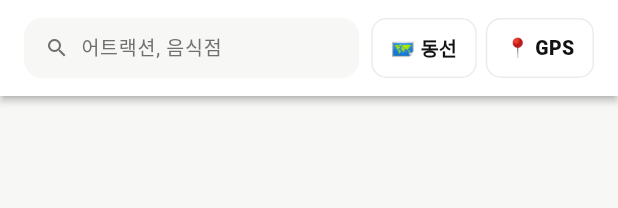
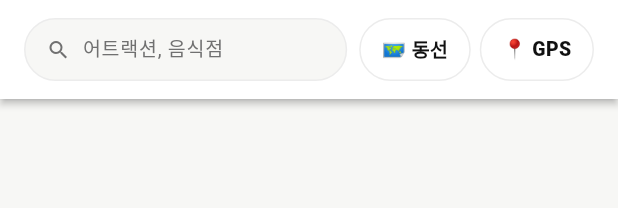
Before and after one commit to 202001381/retrace, a Flutter app: the _TopBar widget shown alone on an empty page, opened directly with empty values, on a phone screen of 412 x 824 dp. Shown: the top 208 px of the screen. Run offline on Flutter 3.47's test engine with Material 3 defaults, Android fonts, the phone set to English and light mode, and no system bars; our stand-ins replace cloud_firestore, firebase_core, flutter_map, geolocator, image_picker, latlong2 and 1 more; accounts and stored records are empty; Roboto replaces fonts that are missing (Pretendard).

Commit message:
v3 map top bar — pill-shape search + 동선/GPS buttons (radius 99)

```diff
--- a/lib/screens/map_screen.dart
+++ b/lib/screens/map_screen.dart
@@ -892,9 +892,13 @@ class _TopBar extends StatelessWidget {
               children: [
                 Expanded(
                   child: Container(
-                    height: 40,
+                    height: 42,
                     padding: const EdgeInsets.symmetric(horizontal: 14),
-                    decoration: BoxDecoration(color: AppColors.bgPage, borderRadius: BorderRadius.circular(12)),
+                    decoration: BoxDecoration(
+                      color: AppColors.bgPage,
+                      borderRadius: BorderRadius.circular(99),
+                      border: Border.all(color: AppColors.line),
+                    ),
                     child: Row(
                       children: [
                         const Icon(Icons.search, size: 16, color: AppColors.textSecondary),
@@ -967,11 +971,11 @@ class _IconLabelButton extends StatelessWidget {
     return GestureDetector(
       onTap: onTap,
       child: Container(
-        height: 40,
-        padding: const EdgeInsets.symmetric(horizontal: 12),
+        height: 42,
+        padding: const EdgeInsets.symmetric(horizontal: 14),
         decoration: BoxDecoration(
           color: active ? activeColor : Colors.white,
-          borderRadius: BorderRadius.circular(10),
+          borderRadius: BorderRadius.circular(99),
           border: Border.all(color: active ? activeColor : AppColors.line),
         ),
         alignment: Alignment.center,
```
